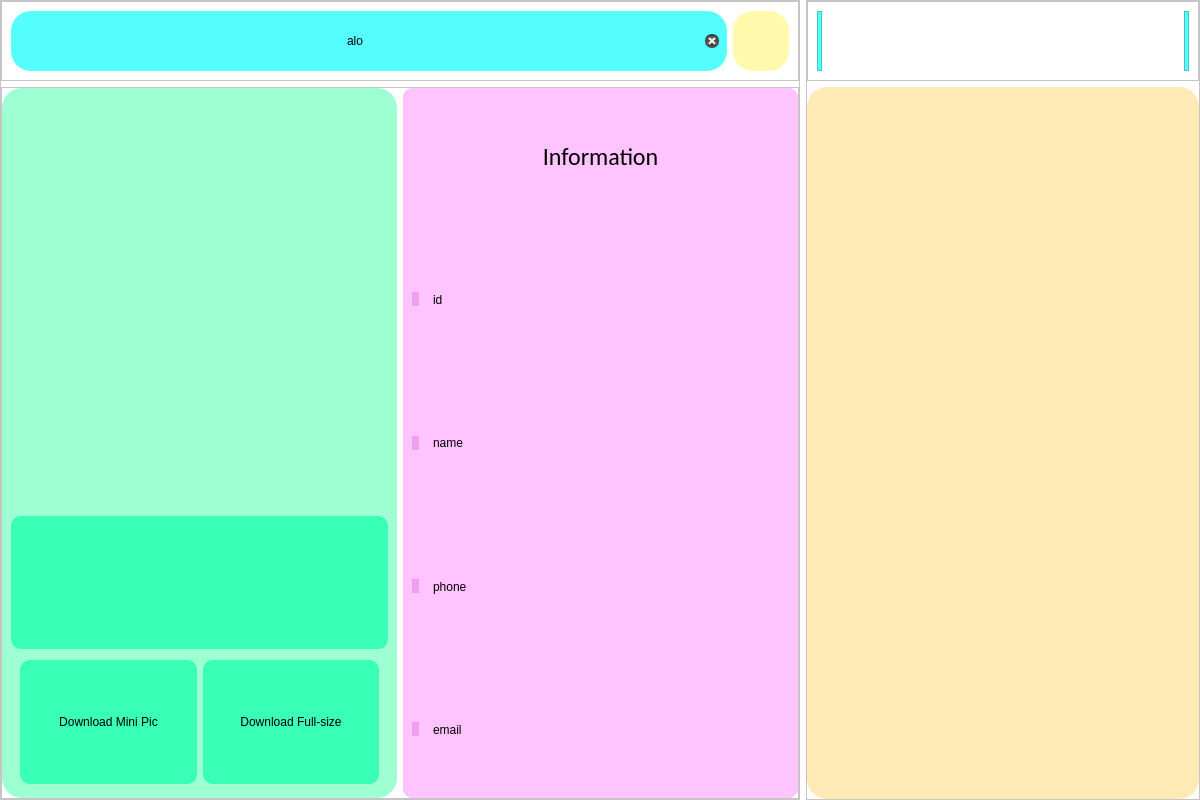
Qt form client/client-ui.ui (nlduy0310/SocketDemo) before a commit.
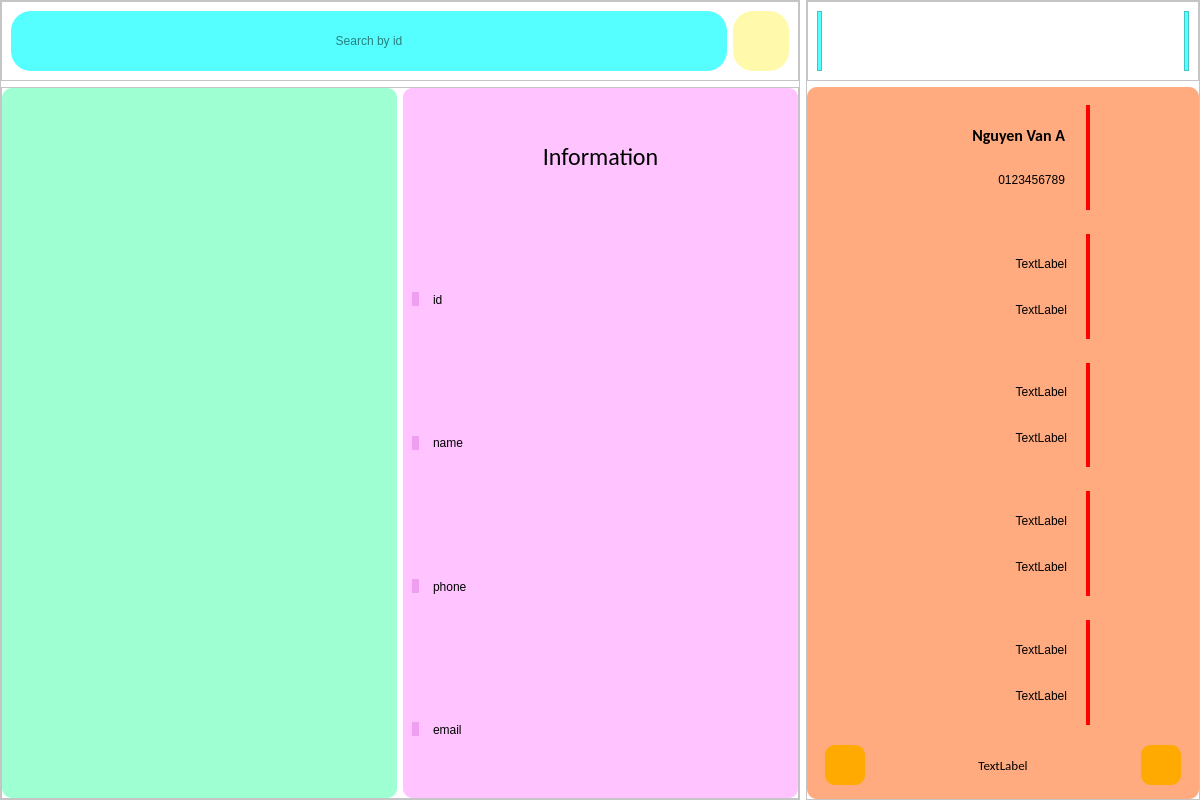
The same form after that commit. Icons and pictures are not drawn.

The edit to the form file:
```diff
--- a/client/client-ui.ui
+++ b/client/client-ui.ui
@@ -2,6 +2,9 @@
 <ui version="4.0">
  <class>MainWindow</class>
  <widget class="QMainWindow" name="MainWindow">
+  <property name="enabled">
+   <bool>true</bool>
+  </property>
   <property name="geometry">
    <rect>
     <x>0</x>
@@ -115,7 +118,7 @@
              <string notr="true">font: 14pt &quot;Calibri&quot;; background-color:rgb(85, 255, 255); border-radius: 20px</string>
             </property>
             <property name="text">
-             <string>alo</string>
+             <string/>
             </property>
             <property name="alignment">
              <set>Qt::AlignCenter</set>
@@ -208,7 +211,7 @@
              </size>
             </property>
             <property name="styleSheet">
-             <string notr="true">background-color: rgb(157, 255, 210); border-radius:20px</string>
+             <string notr="true">background-color: rgb(157, 255, 210); border-radius:10px</string>
             </property>
             <layout class="QVBoxLayout" name="verticalLayout_3">
              <item>
@@ -246,17 +249,7 @@
                  <number>0</number>
                 </property>
                 <item>
-                 <widget class="QFrame" name="frame_11">
-                  <property name="frameShape">
-                   <enum>QFrame::StyledPanel</enum>
-                  </property>
-                  <property name="frameShadow">
-                   <enum>QFrame::Raised</enum>
-                  </property>
-                 </widget>
-                </item>
-                <item>
-                 <widget class="QLabel" name="label_12">
+                 <widget class="QLabel" name="big_pic_container">
                   <property name="sizePolicy">
                    <sizepolicy hsizetype="Preferred" vsizetype="Preferred">
                     <horstretch>0</horstretch>
@@ -306,89 +299,6 @@
                </property>
               </widget>
              </item>
-             <item>
-              <widget class="QLabel" name="label_2">
-               <property name="sizePolicy">
-                <sizepolicy hsizetype="Preferred" vsizetype="Preferred">
-                 <horstretch>0</horstretch>
-                 <verstretch>0</verstretch>
-                </sizepolicy>
-               </property>
-               <property name="styleSheet">
-                <string notr="true">background-color:rgb(57, 255, 183); border-radius: 10px</string>
-               </property>
-               <property name="text">
-                <string/>
-               </property>
-               <property name="pixmap">
-                <pixmap resource="icons.qrc">:/icons/icons/download.svg</pixmap>
-               </property>
-               <property name="scaledContents">
-                <bool>false</bool>
-               </property>
-               <property name="alignment">
-                <set>Qt::AlignCenter</set>
-               </property>
-              </widget>
-             </item>
-             <item>
-              <widget class="QFrame" name="download_buttons_container">
-               <property name="sizePolicy">
-                <sizepolicy hsizetype="Preferred" vsizetype="Preferred">
-                 <horstretch>0</horstretch>
-                 <verstretch>0</verstretch>
-                </sizepolicy>
-               </property>
-               <property name="frameShape">
-                <enum>QFrame::StyledPanel</enum>
-               </property>
-               <property name="frameShadow">
-                <enum>QFrame::Raised</enum>
-               </property>
-               <layout class="QHBoxLayout" name="horizontalLayout_4">
-                <property name="topMargin">
-                 <number>5</number>
-                </property>
-                <property name="bottomMargin">
-                 <number>5</number>
-                </property>
-                <item>
-                 <widget class="QPushButton" name="download_mini_button">
-                  <property name="sizePolicy">
-                   <sizepolicy hsizetype="Preferred" vsizetype="Minimum">
-                    <horstretch>0</horstretch>
-                    <verstretch>0</verstretch>
-                   </sizepolicy>
-                  </property>
-                  <property name="styleSheet">
-                   <string notr="true">border-radius: 10px; font: 10pt &quot;Calibri&quot;; ;
-background-color:rgb(57, 255, 183);</string>
-                  </property>
-                  <property name="text">
-                   <string>Download Mini Pic</string>
-                  </property>
-                 </widget>
-                </item>
-                <item>
-                 <widget class="QPushButton" name="download_pic_button">
-                  <property name="sizePolicy">
-                   <sizepolicy hsizetype="Minimum" vsizetype="Minimum">
-                    <horstretch>0</horstretch>
-                    <verstretch>0</verstretch>
-                   </sizepolicy>
-                  </property>
-                  <property name="styleSheet">
-                   <string notr="true">border-radius:10px; font: 10pt &quot;Calibri&quot;;
-background-color: rgb(57, 255, 183);</string>
-                  </property>
-                  <property name="text">
-                   <string>Download Full-size</string>
-                  </property>
-                 </widget>
-                </item>
-               </layout>
-              </widget>
-             </item>
             </layout>
            </widget>
           </item>
@@ -758,16 +668,618 @@
         </widget>
        </item>
        <item>
-        <widget class="QTableView" name="tableView">
-         <property name="sizePolicy">
-          <sizepolicy hsizetype="Preferred" vsizetype="Preferred">
-           <horstretch>0</horstretch>
-           <verstretch>0</verstretch>
-          </sizepolicy>
-         </property>
+        <widget class="QFrame" name="list_container">
          <property name="styleSheet">
-          <string notr="true">background-color: rgb(255, 234, 181); border-radius: 20px</string>
+          <string notr="true">background-color: rgb(255, 170, 127); 
+border-radius:10px;
+</string>
          </property>
+         <property name="frameShape">
+          <enum>QFrame::StyledPanel</enum>
+         </property>
+         <property name="frameShadow">
+          <enum>QFrame::Raised</enum>
+         </property>
+         <layout class="QVBoxLayout" name="verticalLayout_6">
+          <item>
+           <widget class="QFrame" name="frame_13">
+            <property name="frameShape">
+             <enum>QFrame::StyledPanel</enum>
+            </property>
+            <property name="frameShadow">
+             <enum>QFrame::Raised</enum>
+            </property>
+            <layout class="QHBoxLayout" name="horizontalLayout_10">
+             <item>
+              <widget class="QFrame" name="frame_20">
+               <property name="styleSheet">
+                <string notr="true">border-right: 4px solid red; border-radius: 0px</string>
+               </property>
+               <property name="frameShape">
+                <enum>QFrame::StyledPanel</enum>
+               </property>
+               <property name="frameShadow">
+                <enum>QFrame::Raised</enum>
+               </property>
+               <layout class="QVBoxLayout" name="verticalLayout_7">
+                <property name="leftMargin">
+                 <number>11</number>
+                </property>
+                <property name="topMargin">
+                 <number>11</number>
+                </property>
+                <property name="rightMargin">
+                 <number>11</number>
+                </property>
+                <property name="bottomMargin">
+                 <number>11</number>
+                </property>
+                <item>
+                 <widget class="QLabel" name="name1">
+                  <property name="font">
+                   <font>
+                    <family>Calibri</family>
+                    <pointsize>12</pointsize>
+                    <weight>75</weight>
+                    <italic>false</italic>
+                    <bold>true</bold>
+                   </font>
+                  </property>
+                  <property name="styleSheet">
+                   <string notr="true">font: bold 12pt &quot;Calibri&quot;;
+border-right:0px</string>
+                  </property>
+                  <property name="text">
+                   <string>Nguyen Van A</string>
+                  </property>
+                  <property name="alignment">
+                   <set>Qt::AlignRight|Qt::AlignTrailing|Qt::AlignVCenter</set>
+                  </property>
+                  <property name="indent">
+                   <number>10</number>
+                  </property>
+                 </widget>
+                </item>
+                <item>
+                 <widget class="QLabel" name="id1">
+                  <property name="styleSheet">
+                   <string notr="true">font: 10pt &quot;Calibri&quot;;
+border-right: 0px</string>
+                  </property>
+                  <property name="text">
+                   <string>0123456789</string>
+                  </property>
+                  <property name="alignment">
+                   <set>Qt::AlignRight|Qt::AlignTrailing|Qt::AlignVCenter</set>
+                  </property>
+                  <property name="indent">
+                   <number>10</number>
+                  </property>
+                 </widget>
+                </item>
+               </layout>
+              </widget>
+             </item>
+             <item>
+              <widget class="QLabel" name="small_pic1">
+               <property name="sizePolicy">
+                <sizepolicy hsizetype="Maximum" vsizetype="Maximum">
+                 <horstretch>0</horstretch>
+                 <verstretch>0</verstretch>
+                </sizepolicy>
+               </property>
+               <property name="minimumSize">
+                <size>
+                 <width>85</width>
+                 <height>85</height>
+                </size>
+               </property>
+               <property name="maximumSize">
+                <size>
+                 <width>85</width>
+                 <height>85</height>
+                </size>
+               </property>
+               <property name="styleSheet">
+                <string notr="true"/>
+               </property>
+               <property name="text">
+                <string/>
+               </property>
+               <property name="pixmap">
+                <pixmap>images/maxresdefault.jpg</pixmap>
+               </property>
+               <property name="scaledContents">
+                <bool>true</bool>
+               </property>
+              </widget>
+             </item>
+            </layout>
+           </widget>
+          </item>
+          <item>
+           <widget class="QFrame" name="frame_14">
+            <property name="frameShape">
+             <enum>QFrame::StyledPanel</enum>
+            </property>
+            <property name="frameShadow">
+             <enum>QFrame::Raised</enum>
+            </property>
+            <layout class="QHBoxLayout" name="horizontalLayout_11">
+             <item>
+              <widget class="QFrame" name="frame_19">
+               <property name="styleSheet">
+                <string notr="true">border-right: 4px solid red; border-radius: 0px</string>
+               </property>
+               <property name="frameShape">
+                <enum>QFrame::StyledPanel</enum>
+               </property>
+               <property name="frameShadow">
+                <enum>QFrame::Raised</enum>
+               </property>
+               <layout class="QVBoxLayout" name="verticalLayout_8">
+                <item>
+                 <widget class="QLabel" name="name2">
+                  <property name="styleSheet">
+                   <string notr="true">font: bold 12pt &quot;Calibri&quot;;
+border-right:0px</string>
+                  </property>
+                  <property name="text">
+                   <string>TextLabel</string>
+                  </property>
+                  <property name="alignment">
+                   <set>Qt::AlignRight|Qt::AlignTrailing|Qt::AlignVCenter</set>
+                  </property>
+                  <property name="indent">
+                   <number>10</number>
+                  </property>
+                 </widget>
+                </item>
+                <item>
+                 <widget class="QLabel" name="id2">
+                  <property name="styleSheet">
+                   <string notr="true">font: 10pt &quot;Calibri&quot;;
+border-right: 0px</string>
+                  </property>
+                  <property name="text">
+                   <string>TextLabel</string>
+                  </property>
+                  <property name="alignment">
+                   <set>Qt::AlignRight|Qt::AlignTrailing|Qt::AlignVCenter</set>
+                  </property>
+                  <property name="indent">
+                   <number>10</number>
+                  </property>
+                 </widget>
+                </item>
+               </layout>
+              </widget>
+             </item>
+             <item>
+              <widget class="QLabel" name="small_pic2">
+               <property name="sizePolicy">
+                <sizepolicy hsizetype="Maximum" vsizetype="Maximum">
+                 <horstretch>0</horstretch>
+                 <verstretch>0</verstretch>
+                </sizepolicy>
+               </property>
+               <property name="minimumSize">
+                <size>
+                 <width>85</width>
+                 <height>85</height>
+                </size>
+               </property>
+               <property name="maximumSize">
+                <size>
+                 <width>85</width>
+                 <height>81</height>
+                </size>
+               </property>
+               <property name="text">
+                <string/>
+               </property>
+               <property name="pixmap">
+                <pixmap>images/maxresdefault.jpg</pixmap>
+               </property>
+               <property name="scaledContents">
+                <bool>true</bool>
+               </property>
+              </widget>
+             </item>
+            </layout>
+           </widget>
+          </item>
+          <item>
+           <widget class="QFrame" name="frame_15">
+            <property name="frameShape">
+             <enum>QFrame::StyledPanel</enum>
+            </property>
+            <property name="frameShadow">
+             <enum>QFrame::Raised</enum>
+            </property>
+            <layout class="QHBoxLayout" name="horizontalLayout_12">
+             <item>
+              <widget class="QFrame" name="frame_21">
+               <property name="styleSheet">
+                <string notr="true">border-right: 4px solid red; border-radius: 0px</string>
+               </property>
+               <property name="frameShape">
+                <enum>QFrame::StyledPanel</enum>
+               </property>
+               <property name="frameShadow">
+                <enum>QFrame::Raised</enum>
+               </property>
+               <layout class="QVBoxLayout" name="verticalLayout_9">
+                <item>
+                 <widget class="QLabel" name="name3">
+                  <property name="styleSheet">
+                   <string notr="true">font: bold 12pt &quot;Calibri&quot;;
+border-right:0px</string>
+                  </property>
+                  <property name="text">
+                   <string>TextLabel</string>
+                  </property>
+                  <property name="alignment">
+                   <set>Qt::AlignRight|Qt::AlignTrailing|Qt::AlignVCenter</set>
+                  </property>
+                  <property name="indent">
+                   <number>10</number>
+                  </property>
+                 </widget>
+                </item>
+                <item>
+                 <widget class="QLabel" name="id3">
+                  <property name="styleSheet">
+                   <string notr="true">font:10pt &quot;Calibri&quot;;
+border-right: 0px</string>
+                  </property>
+                  <property name="text">
+                   <string>TextLabel</string>
+                  </property>
+                  <property name="alignment">
+                   <set>Qt::AlignRight|Qt::AlignTrailing|Qt::AlignVCenter</set>
+                  </property>
+                  <property name="indent">
+                   <number>10</number>
+                  </property>
+                 </widget>
+                </item>
+               </layout>
+              </widget>
+             </item>
+             <item>
+              <widget class="QLabel" name="small_pic3">
+               <property name="sizePolicy">
+                <sizepolicy hsizetype="Maximum" vsizetype="Maximum">
+                 <horstretch>0</horstretch>
+                 <verstretch>0</verstretch>
+                </sizepolicy>
+               </property>
+               <property name="minimumSize">
+                <size>
+                 <width>85</width>
+                 <height>85</height>
+                </size>
+               </property>
+               <property name="maximumSize">
+                <size>
+                 <width>85</width>
+                 <height>85</height>
+                </size>
+               </property>
+               <property name="text">
+                <string/>
+               </property>
+               <property name="pixmap">
+                <pixmap>images/maxresdefault.jpg</pixmap>
+               </property>
+               <property name="scaledContents">
+                <bool>true</bool>
+               </property>
+              </widget>
+             </item>
+            </layout>
+           </widget>
+          </item>
+          <item>
+           <widget class="QFrame" name="frame_16">
+            <property name="frameShape">
+             <enum>QFrame::StyledPanel</enum>
+            </property>
+            <property name="frameShadow">
+             <enum>QFrame::Raised</enum>
+            </property>
+            <layout class="QHBoxLayout" name="horizontalLayout_13">
+             <item>
+              <widget class="QFrame" name="frame_22">
+               <property name="styleSheet">
+                <string notr="true">border-right: 4px solid red; border-radius: 0px</string>
+               </property>
+               <property name="frameShape">
+                <enum>QFrame::StyledPanel</enum>
+               </property>
+               <property name="frameShadow">
+                <enum>QFrame::Raised</enum>
+               </property>
+               <layout class="QVBoxLayout" name="verticalLayout_10">
+                <item>
+                 <widget class="QLabel" name="name4">
+                  <property name="styleSheet">
+                   <string notr="true">font: bold 12pt &quot;Calibri&quot;;
+border-right:0px</string>
+                  </property>
+                  <property name="text">
+                   <string>TextLabel</string>
+                  </property>
+                  <property name="alignment">
+                   <set>Qt::AlignRight|Qt::AlignTrailing|Qt::AlignVCenter</set>
+                  </property>
+                  <property name="indent">
+                   <number>10</number>
+                  </property>
+                 </widget>
+                </item>
+                <item>
+                 <widget class="QLabel" name="id4">
+                  <property name="styleSheet">
+                   <string notr="true">font:10pt &quot;Calibri&quot;;
+border-right: 0px</string>
+                  </property>
+                  <property name="text">
+                   <string>TextLabel</string>
+                  </property>
+                  <property name="alignment">
+                   <set>Qt::AlignRight|Qt::AlignTrailing|Qt::AlignVCenter</set>
+                  </property>
+                  <property name="indent">
+                   <number>10</number>
+                  </property>
+                 </widget>
+                </item>
+               </layout>
+              </widget>
+             </item>
+             <item>
+              <widget class="QLabel" name="small_pic4">
+               <property name="sizePolicy">
+                <sizepolicy hsizetype="Maximum" vsizetype="Maximum">
+                 <horstretch>0</horstretch>
+                 <verstretch>0</verstretch>
+                </sizepolicy>
+               </property>
+               <property name="minimumSize">
+                <size>
+                 <width>85</width>
+                 <height>85</height>
+                </size>
+               </property>
+               <property name="maximumSize">
+                <size>
+                 <width>85</width>
+                 <height>85</height>
+                </size>
+               </property>
+               <property name="text">
+                <string/>
+               </property>
+               <property name="pixmap">
+                <pixmap>images/maxresdefault.jpg</pixmap>
+               </property>
+               <property name="scaledContents">
+                <bool>true</bool>
+               </property>
+              </widget>
+             </item>
+            </layout>
+           </widget>
+          </item>
+          <item>
+           <widget class="QFrame" name="frame_17">
+            <property name="frameShape">
+             <enum>QFrame::StyledPanel</enum>
+            </property>
+            <property name="frameShadow">
+             <enum>QFrame::Raised</enum>
+            </property>
+            <layout class="QHBoxLayout" name="horizontalLayout_14">
+             <item>
+              <widget class="QFrame" name="frame_23">
+               <property name="styleSheet">
+                <string notr="true">border-right: 4px solid red; border-radius: 0px</string>
+               </property>
+               <property name="frameShape">
+                <enum>QFrame::StyledPanel</enum>
+               </property>
+               <property name="frameShadow">
+                <enum>QFrame::Raised</enum>
+               </property>
+               <layout class="QVBoxLayout" name="verticalLayout_11">
+                <item>
+                 <widget class="QLabel" name="name5">
+                  <property name="styleSheet">
+                   <string notr="true">font: bold 12pt &quot;Calibri&quot;;
+border-right:0px</string>
+                  </property>
+                  <property name="text">
+                   <string>TextLabel</string>
+                  </property>
+                  <property name="alignment">
+                   <set>Qt::AlignRight|Qt::AlignTrailing|Qt::AlignVCenter</set>
+                  </property>
+                  <property name="indent">
+                   <number>10</number>
+                  </property>
+                 </widget>
+                </item>
+                <item>
+                 <widget class="QLabel" name="id5">
+                  <property name="styleSheet">
+                   <string notr="true">font: 10pt &quot;Calibri&quot;;
+border-right: 0px</string>
+                  </property>
+                  <property name="text">
+                   <string>TextLabel</string>
+                  </property>
+                  <property name="alignment">
+                   <set>Qt::AlignRight|Qt::AlignTrailing|Qt::AlignVCenter</set>
+                  </property>
+                  <property name="indent">
+                   <number>10</number>
+                  </property>
+                 </widget>
+                </item>
+               </layout>
+              </widget>
+             </item>
+             <item>
+              <widget class="QLabel" name="small_pic5">
+               <property name="sizePolicy">
+                <sizepolicy hsizetype="Maximum" vsizetype="Maximum">
+                 <horstretch>0</horstretch>
+                 <verstretch>0</verstretch>
+                </sizepolicy>
+               </property>
+               <property name="minimumSize">
+                <size>
+                 <width>85</width>
+                 <height>85</height>
+                </size>
+               </property>
+               <property name="maximumSize">
+                <size>
+                 <width>85</width>
+                 <height>85</height>
+                </size>
+               </property>
+               <property name="text">
+                <string/>
+               </property>
+               <property name="pixmap">
+                <pixmap>images/maxresdefault.jpg</pixmap>
+               </property>
+               <property name="scaledContents">
+                <bool>true</bool>
+               </property>
+              </widget>
+             </item>
+            </layout>
+           </widget>
+          </item>
+          <item>
+           <widget class="QFrame" name="frame_18">
+            <property name="sizePolicy">
+             <sizepolicy hsizetype="Preferred" vsizetype="Maximum">
+              <horstretch>0</horstretch>
+              <verstretch>0</verstretch>
+             </sizepolicy>
+            </property>
+            <property name="minimumSize">
+             <size>
+              <width>0</width>
+              <height>50</height>
+             </size>
+            </property>
+            <property name="frameShape">
+             <enum>QFrame::StyledPanel</enum>
+            </property>
+            <property name="frameShadow">
+             <enum>QFrame::Raised</enum>
+            </property>
+            <layout class="QHBoxLayout" name="horizontalLayout_15">
+             <property name="topMargin">
+              <number>0</number>
+             </property>
+             <property name="bottomMargin">
+              <number>0</number>
+             </property>
+             <item>
+              <widget class="QPushButton" name="prev_page_button">
+               <property name="sizePolicy">
+                <sizepolicy hsizetype="Maximum" vsizetype="Maximum">
+                 <horstretch>0</horstretch>
+                 <verstretch>0</verstretch>
+                </sizepolicy>
+               </property>
+               <property name="minimumSize">
+                <size>
+                 <width>40</width>
+                 <height>40</height>
+                </size>
+               </property>
+               <property name="styleSheet">
+                <string notr="true">border-top-left-radius:10px;
+border-bottom-left-radius:10px;
+background-color: rgb(255, 170, 0)</string>
+               </property>
+               <property name="text">
+                <string/>
+               </property>
+               <property name="icon">
+                <iconset resource="icons.qrc">
+                 <normaloff>:/icons/icons/arrow-narrow-left.svg</normaloff>:/icons/icons/arrow-narrow-left.svg</iconset>
+               </property>
+              </widget>
+             </item>
+             <item>
+              <widget class="QLabel" name="current_page">
+               <property name="font">
+                <font>
+                 <family>Calibri</family>
+                 <pointsize>10</pointsize>
+                 <weight>50</weight>
+                 <italic>false</italic>
+                 <bold>false</bold>
+                </font>
+               </property>
+               <property name="styleSheet">
+                <string notr="true">font: 10pt &quot;Calibri&quot;</string>
+               </property>
+               <property name="text">
+                <string>TextLabel</string>
+               </property>
+               <property name="alignment">
+                <set>Qt::AlignCenter</set>
+               </property>
+              </widget>
+             </item>
+             <item>
+              <widget class="QPushButton" name="next_page_button">
+               <property name="sizePolicy">
+                <sizepolicy hsizetype="Maximum" vsizetype="Maximum">
+                 <horstretch>0</horstretch>
+                 <verstretch>0</verstretch>
+                </sizepolicy>
+               </property>
+               <property name="minimumSize">
+                <size>
+                 <width>40</width>
+                 <height>40</height>
+                </size>
+               </property>
+               <property name="styleSheet">
+                <string notr="true">border-top-right-radius: 10px;
+border-bottom-right-radius:10px;
+background-color:rgb(255, 170, 0)</string>
+               </property>
+               <property name="text">
+                <string/>
+               </property>
+               <property name="icon">
+                <iconset resource="icons.qrc">
+                 <normaloff>:/icons/icons/arrow-narrow-right.svg</normaloff>:/icons/icons/arrow-narrow-right.svg</iconset>
+               </property>
+               <property name="iconSize">
+                <size>
+                 <width>20</width>
+                 <height>20</height>
+                </size>
+               </property>
+              </widget>
+             </item>
+            </layout>
+           </widget>
+          </item>
+         </layout>
         </widget>
        </item>
       </layout>
```
Left out of the diff: 10 changed lines with no effect on the pictures.
